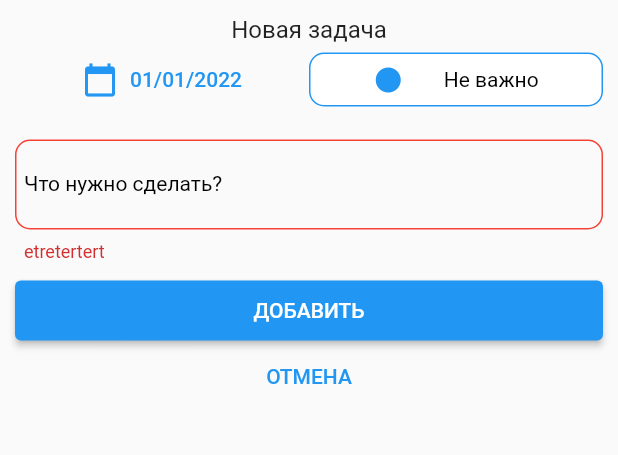
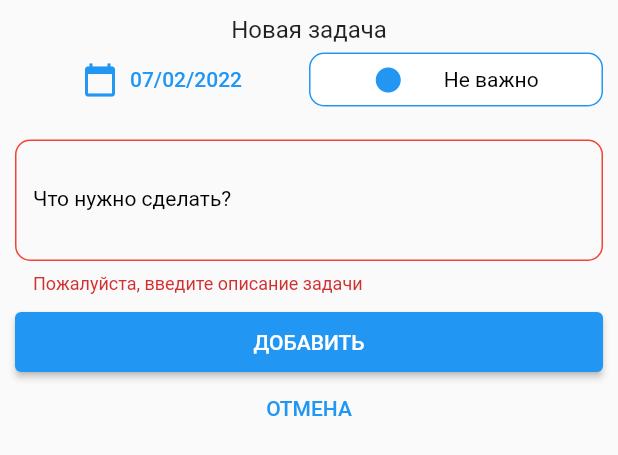
Before and after one commit to StreetHalo/to_do_list, a Flutter app: the AddTaskDialog widget shown alone on an empty page, opened directly, after a tap on "ДОБАВИТЬ", on a phone screen of 412 x 824 dp. Shown: the top 455 px of the screen. Run offline on Flutter 3.47's test engine with Material 2 defaults, Android fonts, the phone set to English and light mode, and no system bars; our stand-ins replace flutter_slidable, hive, hive_flutter; missing offline and left inert: dart:ffi; accounts and stored records are empty; generated files the repository leaves out were written again.

Commit message:
New Task Dialog done

```diff
--- a/lib/assets/strings.dart
+++ b/lib/assets/strings.dart
@@ -4,6 +4,8 @@ class Strings{
   static const String add_task_what_need_to_do = "Что нужно сделать?";
 
   static const String add_title = "Добавить";
+
+  static const String save_edit_title = "Сохранить";
 
   static const String cancel_title = "Отмена";
 
@@ -20,4 +22,8 @@ class Strings{
   static const String dialog_rang_title = "Статус задачи";
 
   static const String msg_empty_about = "Пожалуйста, введите описание задачи";
+
+  static const String done = "Готово";
+
+  static const String remove = "Удалить";
 }
--- a/lib/data/task.dart
+++ b/lib/data/task.dart
@@ -38,4 +38,12 @@ class Task {
     int index = task?.rangIndex ?? UserColors.getDefaultRangIndex();
     return UserColors.rangColors.values.elementAt(index);
   }
+
+  @override
+  bool operator ==(Object other) =>
+      identical(this, other) ||
+      other is Task && runtimeType == other.runtimeType && id == other.id;
+
+  @override
+  int get hashCode => id.hashCode;
 }
--- a/lib/pages/addTaskDialog.dart
+++ b/lib/pages/addTaskDialog.dart
@@ -1,3 +1,6 @@
+
+import 'dart:developer';
+import 'dart:ffi';
 
 import 'package:flutter/material.dart';
 import 'package:to_do_list/assets/colors.dart';
@@ -9,7 +12,10 @@ import 'package:intl/intl.dart';
 
 class AddTaskDialog extends StatefulWidget{
   Task? currentTask;
+  bool isEditDialog = false;
+
   AddTaskDialog({Task? task}){
+    isEditDialog = task != null;
     currentTask = task ?? Task.getDefTask();
   }
   createState() => AddTaskState();
@@ -17,17 +23,22 @@ class AddTaskDialog extends StatefulWidget{
 
 class AddTaskState extends State<AddTaskDialog> with Data{
 
-  FocusNode _myFocusNode = new FocusNode();
   Color _focusedTextColor = Colors.black;
   Color _unfocusedTextColor = Colors.blue;
   Color _errorTextColor = Colors.red;
   TextEditingController aboutTxtController = TextEditingController();
   TextEditingController dataTxtController = TextEditingController();
-  DateTime _selectedDate = DateTime(DateTime.now().year);
+  DateTime? _selectedDate;
   String dateFormat = "dd/MM/yyyy";
+  final _validationKey = GlobalKey<FormState>();
+
+  AddTaskState(){
+   _selectedDate = DateTime.fromMillisecondsSinceEpoch(DateTime.now().millisecondsSinceEpoch);
+  }
 
  @override
   Widget build(BuildContext context) {
+    aboutTxtController.text = widget.currentTask?.about ?? "";
     return Padding(
       padding: MediaQuery.of(context).viewInsets,
       child: Padding(
@@ -51,7 +62,7 @@ class AddTaskState extends State<AddTaskDialog> with Data{
                     child: TextButton.icon(
                       icon: Icon(Icons.calendar_today),
                       label: Text(
-                          DateFormat(dateFormat).format(_selectedDate)
+                          DateFormat(dateFormat).format(_selectedDate!)
                     ),
                       onPressed: _showDatePicker,
                     ),
@@ -90,7 +101,9 @@ class AddTaskState extends State<AddTaskDialog> with Data{
               ],
             ),
             SizedBox(height: 16),
-            TextFormField(
+            Form(
+              key: _validationKey,
+              child: TextFormField(
                 validator: (value) {
                   if (value == null || value.isEmpty) {
                     return Strings.msg_empty_about;
@@ -98,19 +111,18 @@ class AddTaskState extends State<AddTaskDialog> with Data{
                   return null;
                 },
                 controller: aboutTxtController,
-              focusNode: _myFocusNode,
                 maxLines: 3,
                 style: TextStyle(
-                fontSize: 14
+                  fontSize: 16,
                 ),
                 decoration: InputDecoration(
-                isCollapsed: true,
+                  isCollapsed: false,
                   labelText: Strings.add_task_what_need_to_do,
-                errorText: validateAboutText(aboutTxtController.text),
                   labelStyle: TextStyle(
+                    fontSize: 14,
                     color: _focusedTextColor
                   ),
-                contentPadding: EdgeInsets.all(6),
+                  contentPadding: EdgeInsets.all(12),
                   focusedBorder: OutlineInputBorder(
                     borderRadius: BorderRadius.all(Radius.circular(10.0)),
                     borderSide: BorderSide(
@@ -126,15 +138,19 @@ class AddTaskState extends State<AddTaskDialog> with Data{
                   ),
                     errorBorder: OutlineInputBorder(
                         borderRadius: BorderRadius.all(Radius.circular(10.0)),
-                      borderSide: BorderSide(color: _errorTextColor, width: 1))),
+                        borderSide: BorderSide(color: _errorTextColor, width: 1))
+                ),
+              ),
             ),
             SizedBox(height: 12),
-            SizedBox(
+            Visibility(
+              visible: widget.isEditDialog == false,
+              child: SizedBox(
                 width: double.infinity,
                 height: 40,
                 child: ElevatedButton(
                     onPressed: (){
-                    addNewTask();
+                      _addNewTask();
                     },
                     child: Text(
                         Strings.add_title.toUpperCase(),
@@ -142,6 +158,25 @@ class AddTaskState extends State<AddTaskDialog> with Data{
                         color: Colors.white
                       ),
                     )
+                ),
+              ),
+            ),
+            Visibility(
+              visible: widget.isEditDialog == true,
+              child: SizedBox(
+                width: double.infinity,
+                height: 40,
+                child: ElevatedButton(
+                    onPressed: (){
+                      _editTask();
+                    },
+                    child: Text(
+                      Strings.save_edit_title.toUpperCase(),
+                      style: TextStyle(
+                          color: Colors.white
+                      ),
+                    )
+                ),
               ),
             ),
             SizedBox(
@@ -174,7 +209,7 @@ class AddTaskState extends State<AddTaskDialog> with Data{
           firstDate: DateTime(currentYear),
           lastDate: DateTime(currentYear + 1)).then((value) => {
             if(value != null) _selectedDate = value,
-            setState(() {})
+            this.setState(() {}),
     });
   }
 
@@ -245,27 +280,35 @@ class AddTaskState extends State<AddTaskDialog> with Data{
     );
   }
 
-  void addNewTask() {
-    if(aboutTxtController.text.isEmpty) {
-      return;
-    }
-
+  void _addNewTask() {
+    _validationKey.currentState?.validate();
+    if(aboutTxtController.text.isEmpty) return;
     Task newTask = Task(
           aboutTxtController.text,
-          _selectedDate.microsecondsSinceEpoch,
+          _selectedDate?.millisecondsSinceEpoch ?? 0,
           Uuid().v4(),
-          1
+          widget.currentTask?.rangIndex ?? 0
       );
       insertTask(newTask);
       Navigator.pop(context);
     }
+
+    void _editTask(){
+      _validationKey.currentState?.validate();
+      if(aboutTxtController.text.isEmpty) return;
+      Task newTask = Task(
+          aboutTxtController.text,
+          _selectedDate?.millisecondsSinceEpoch ?? 0,
+          widget.currentTask?.id ?? "",
+          widget.currentTask?.rangIndex ?? 0
+      );
+      log("edit");
+      editTask(newTask);
+      Navigator.pop(context);
+
     }
 
-String? validateAboutText(String text) {
-    if(text.isNotEmpty) return null;
-      else return "etretertert";
 }
-
 
 class TitleWidget extends StatelessWidget {
   const TitleWidget({
```
Also changed, not shown: lib/db/data.dart (+12 -1 lines), lib/pages/currentTasks.dart (+28 -40 lines), pubspec.lock, 2 other files. Lines whose indentation alone changed are shown as unchanged.
